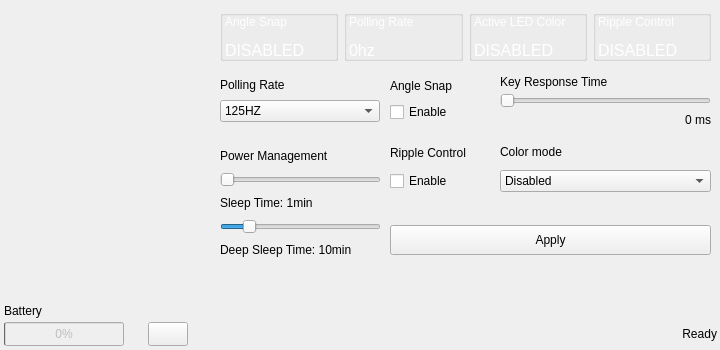
First picture: the form in atsx11.ui, repository iago-fragnan/attack-shark-x11-linux, before the edit.
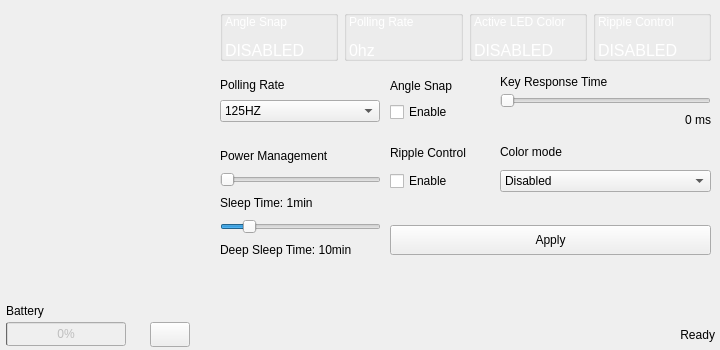
Second picture: the form after the edit. Icons and pictures are not drawn.

Commit message: fix: bottom menu layout ui

```diff
--- a/atsx11.ui
+++ b/atsx11.ui
@@ -56,10 +56,10 @@
    <widget class="QLabel" name="lbl_image">
     <property name="geometry">
      <rect>
-      <x>50</x>
-      <y>0</y>
+      <x>40</x>
+      <y>10</y>
       <width>141</width>
-      <height>271</height>
+      <height>261</height>
      </rect>
     </property>
     <property name="text">
@@ -2533,7 +2533,7 @@
       <x>0</x>
       <y>300</y>
       <width>721</width>
-      <height>51</height>
+      <height>58</height>
      </rect>
     </property>
     <layout class="QHBoxLayout" name="btmlayout_settings" stretch="0">
@@ -2541,10 +2541,16 @@
       <number>0</number>
      </property>
      <property name="leftMargin">
-      <number>4</number>
+      <number>6</number>
+     </property>
+     <property name="topMargin">
+      <number>0</number>
      </property>
      <property name="rightMargin">
-      <number>4</number>
+      <number>6</number>
+     </property>
+     <property name="bottomMargin">
+      <number>6</number>
      </property>
      <item>
       <layout class="QGridLayout" name="gridLayout_7">
@@ -2553,10 +2559,16 @@
        </property>
        <item row="2" column="2">
         <widget class="QPushButton" name="btn_settings">
+         <property name="minimumSize">
+          <size>
+           <width>40</width>
+           <height>25</height>
+          </size>
+         </property>
          <property name="maximumSize">
           <size>
            <width>40</width>
-           <height>40</height>
+           <height>25</height>
           </size>
          </property>
          <property name="text">
```
